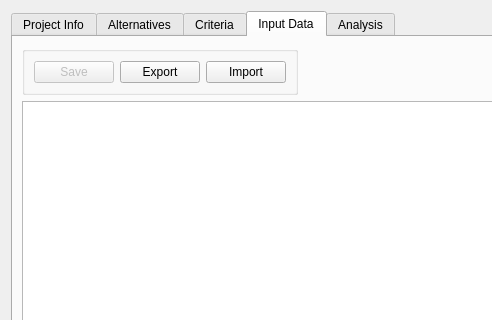
The window that src/gui/project_view.ui (Ecotrust/delphos) describes before a commit, drawn with Qt 5; both pictures show x 0 to 492 and y 0 to 320 of the 821 by 415 pixel window.
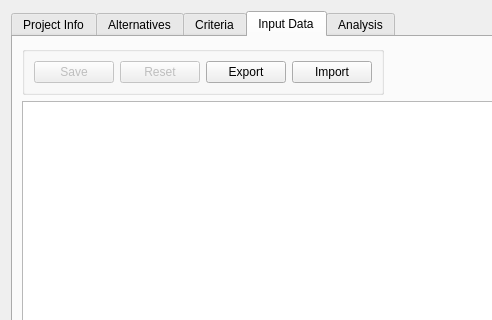
The same window after the commit. The open tabs and pages were chosen to show the change. Icons and pictures are not drawn. Custom widgets are drawn as their Qt base class.

What changed in the file:
```diff
--- a/src/gui/project_view.ui
+++ b/src/gui/project_view.ui
@@ -691,6 +691,16 @@
               </property>
              </widget>
             </item>
+            <item>
+             <widget class="QPushButton" name="reset_button" >
+              <property name="enabled" >
+               <bool>false</bool>
+              </property>
+              <property name="text" >
+               <string>Reset</string>
+              </property>
+             </widget>
+            </item>
             <item>
              <widget class="QPushButton" name="export_button" >
               <property name="text" >
@@ -734,7 +744,7 @@
            </property>
            <property name="sizeHint" >
             <size>
-             <width>411</width>
+             <width>361</width>
              <height>44</height>
             </size>
            </property>
@@ -1101,6 +1111,11 @@
   </layout>
  </widget>
  <customwidgets>
+  <customwidget>
+   <class>HelpButton</class>
+   <extends>QPushButton</extends>
+   <header location="global" >HelpButton.h</header>
+  </customwidget>
   <customwidget>
    <class>AlternativeTableWidget</class>
    <extends>QTableWidget</extends>
@@ -1116,11 +1131,6 @@
    <extends>QTableWidget</extends>
    <header>McaRunsTableWidget.h</header>
   </customwidget>
-  <customwidget>
-   <class>HelpButton</class>
-   <extends>QPushButton</extends>
-   <header location="global" >HelpButton.h</header>
-  </customwidget>
   <customwidget>
    <class>InputGlobalTableWidget</class>
    <extends>QTableWidget</extends>
```
